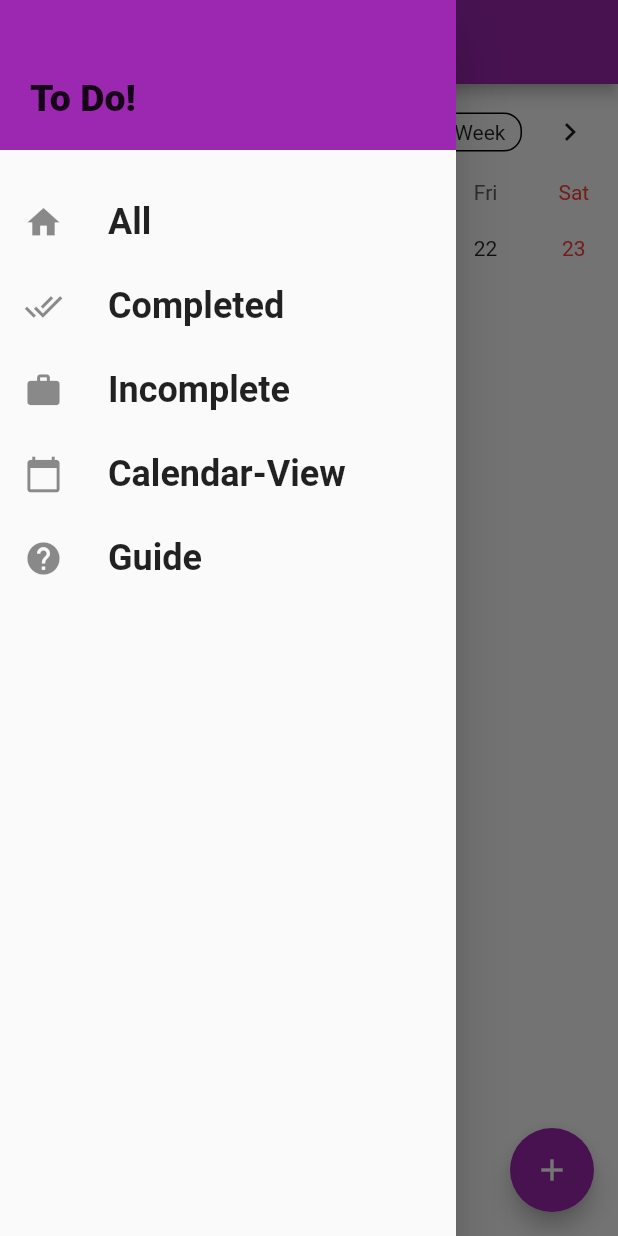
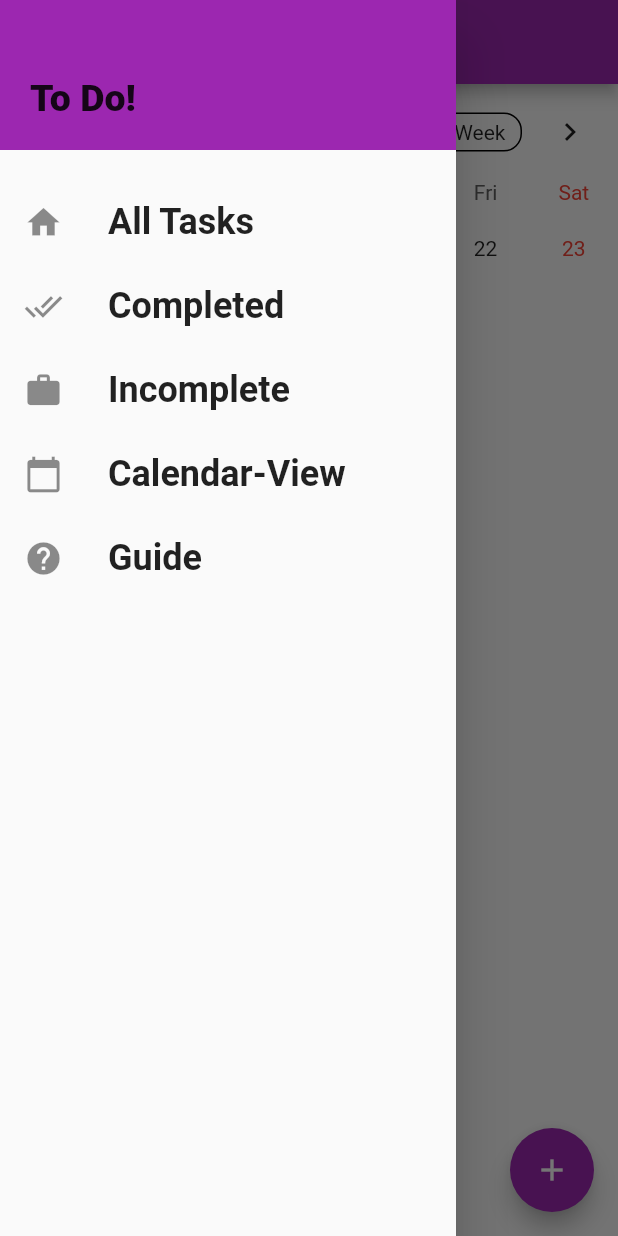
Before and after one commit to shanni12/Todo-iris, a Flutter app: the screen it shows after launch, with the side drawer open, on a phone screen of 412 x 824 dp. Run offline on Flutter 3.47's test engine with Material 2 defaults, Android fonts, the phone set to English and light mode, and no system bars; drawn by our look-alikes of table_calendar; our stand-ins replace bloc, flutter_bloc, hive; accounts and stored records are empty; generated files the repository leaves out were written again; Roboto replaces fonts that are missing (RobotoCondensed).

Commit message:
added styling

```diff
--- a/lib/drawer.dart
+++ b/lib/drawer.dart
@@ -39,7 +39,7 @@ class MainDrawer extends StatelessWidget {
             ),
           ),
           SizedBox(height: 20),
-          buildListTile(Icons.home, 'All',() {Navigator.of(context).pushReplacementNamed('/');}),
+          buildListTile(Icons.home, 'All Tasks',() {Navigator.of(context).pushReplacementNamed('/');}),
 
           buildListTile(Icons.done_all,'Completed',() {Navigator.of(context).pushReplacementNamed('/completed');}),
           buildListTile(Icons.work,'Incomplete',() {Navigator.of(context).pushReplacementNamed('/incomplete');}),
--- a/lib/screens/calendar_view.dart
+++ b/lib/screens/calendar_view.dart
@@ -62,6 +62,7 @@ class CalendarViewState extends State<CalendarView> {
                  )),
               ):Column(mainAxisAlignment: MainAxisAlignment.center,
                  children: [
+                   SizedBox(height:50),
                    Text('No Pending Tasks',style:TextStyle(fontSize:20.0,fontWeight:FontWeight.bold)),
 
                  ],
@@ -69,12 +70,18 @@ class CalendarViewState extends State<CalendarView> {
                 child: ListView.builder(itemBuilder: (context,index) {return ToDoCard(todoBloc.getcompleted(selected_date)[index]);},
                 itemCount:todoBloc.getcompleted(selected_date).length ,)):Column(
                  children: [
+                   SizedBox(height:50),
                    Text('No Completed Tasks',style:TextStyle(fontSize:20.0,fontWeight:FontWeight.bold)),
 
                  ])
                ),]
           ):
-                    Container(child: Center(child: Text('No Tasks',style:TextStyle(fontSize:20.0,fontWeight:FontWeight.bold)))),
+                    Container(child: Center(child: Column(
+                      children: <Widget>[
+                        SizedBox(height:75),
+                        Text('No Tasks',style:TextStyle(fontSize:20.0,fontWeight:FontWeight.bold)),
+                      ],
+                    ))),
                     ],
 
           ),
--- a/lib/screens/home_screen.dart
+++ b/lib/screens/home_screen.dart
@@ -9,7 +9,7 @@ class HomeScreen extends StatelessWidget {
   Widget build(BuildContext context) {
     return SafeArea(
           child: Scaffold(
-          appBar: AppBar(title: Text('To-do-lists')),
+          appBar: AppBar(title: Text('All Tasks')),
           drawer: MainDrawer(),
           body:
          BlocBuilder(
```
Also changed, not shown: lib/main.dart (line endings or trailing spaces).
